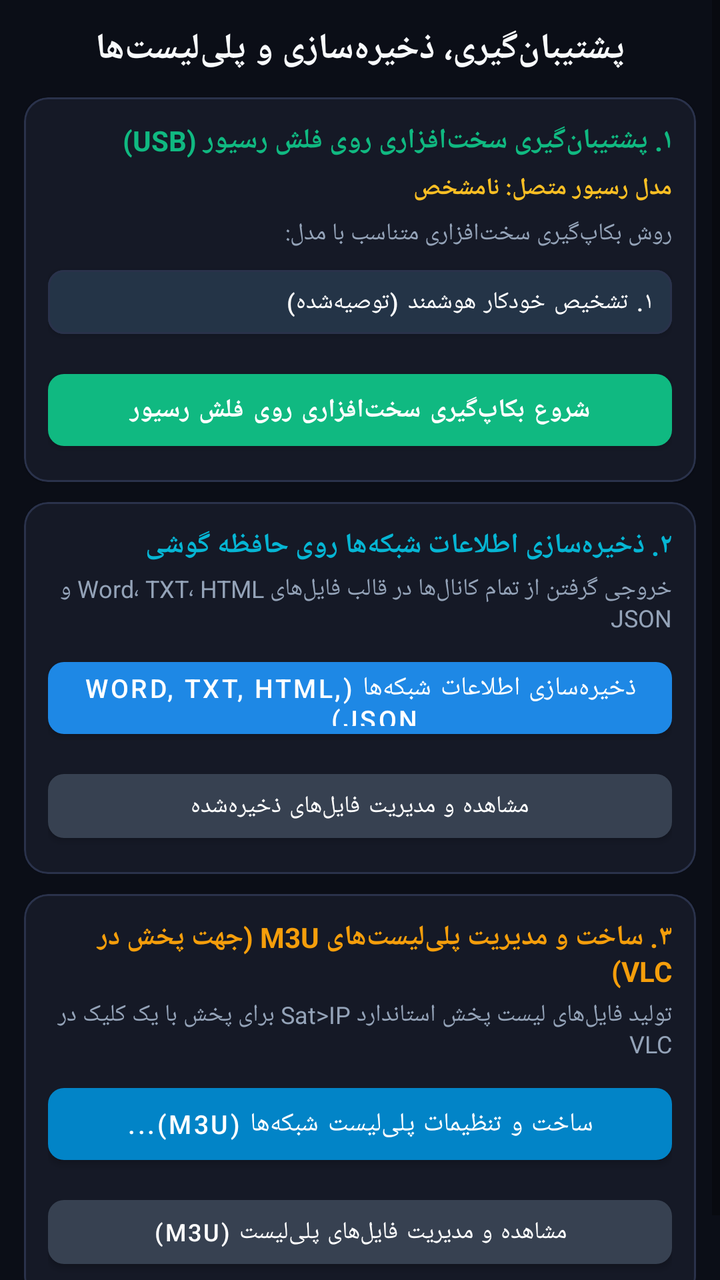
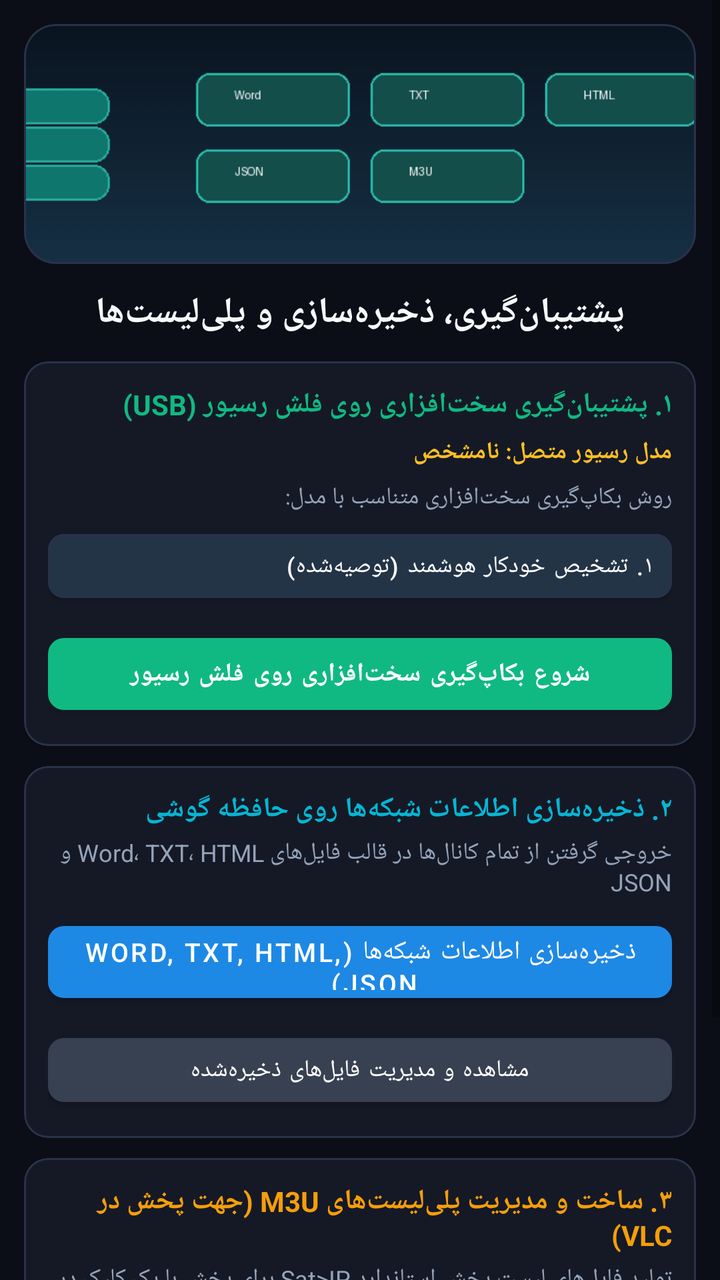

The first picture is an Android layout as it rendered before a commit; the second is the same layout after the commit. The layout source and the unified diff follow.
<!-- AndroidManifest.xml: application theme Theme.GMScreenAccessible -->
<!-- res/layout/fragment_backup.xml -->
<?xml version="1.0" encoding="utf-8"?>
<ScrollView xmlns:android="http://schemas.android.com/apk/res/android"
    xmlns:app="http://schemas.android.com/apk/res-auto"
    android:layout_width="match_parent"
    android:layout_height="match_parent"
    android:background="@color/dark_bg"
    android:fillViewport="true">

    <LinearLayout
        android:layout_width="match_parent"
        android:layout_height="wrap_content"
        android:orientation="vertical"
        android:padding="12dp">

        <TextView
            android:layout_width="match_parent"
            android:layout_height="wrap_content"
            android:text="پشتیبان‌گیری، ذخیره‌سازی و پلی‌لیست‌ها"
            android:textColor="@color/text_primary"
            android:textSize="18sp"
            android:textStyle="bold"
            android:gravity="center"
            android:layout_marginBottom="12dp" />

        
        <com.google.android.material.card.MaterialCardView
            android:layout_width="match_parent"
            android:layout_height="wrap_content"
            android:layout_marginBottom="10dp"
            app:cardBackgroundColor="@color/card_bg"
            app:cardCornerRadius="12dp"
            app:strokeColor="@color/card_border"
            app:strokeWidth="1dp">

            <LinearLayout
                android:layout_width="match_parent"
                android:layout_height="wrap_content"
                android:orientation="vertical"
                android:padding="12dp">

                <TextView
                    android:layout_width="match_parent"
                    android:layout_height="wrap_content"
                    android:text="۱. پشتیبان‌گیری سخت‌افزاری روی فلش رسیور (USB)"
                    android:textColor="@color/accent_green"
                    android:textSize="14sp"
                    android:textStyle="bold"
                    android:layout_marginBottom="6dp" />

                <TextView
                    android:id="@+id/txtBackupDeviceInfo"
                    android:layout_width="match_parent"
                    android:layout_height="wrap_content"
                    android:text="مدل رسیور متصل: نامشخص"
                    android:textColor="@color/accent_yellow"
                    android:textSize="12sp"
                    android:textStyle="bold"
                    android:layout_marginBottom="6dp" />

                <TextView
                    android:layout_width="match_parent"
                    android:layout_height="wrap_content"
                    android:text="روش بکاپ‌گیری سخت‌افزاری متناسب با مدل:"
                    android:textColor="@color/text_secondary"
                    android:textSize="12sp"
                    android:layout_marginBottom="4dp" />

                <com.google.android.material.button.MaterialButton
                    android:id="@+id/btnSelectBackupMethod"
                    android:layout_width="match_parent"
                    android:layout_height="44dp"
                    android:text="۱. تشخیص خودکار هوشمند (توصیه‌شده)"
                    android:contentDescription="روش بکاپ‌گیری سخت‌افزاری: تشخیص خودکار هوشمند. برای تغییر دو بار ضربه بزنید."
                    android:textColor="@color/white"
                    android:textSize="12sp"
                    android:gravity="center_vertical|start"
                    android:paddingHorizontal="10dp"
                    android:layout_marginBottom="8dp"
                    app:backgroundTint="#243447"
                    app:cornerRadius="8dp"
                    app:strokeColor="@color/card_border"
                    app:strokeWidth="1dp" />

                <com.google.android.material.button.MaterialButton
                    android:id="@+id/btnBackupStbUsb"
                    android:layout_width="match_parent"
                    android:layout_height="48dp"
                    android:text="شروع بکاپ‌گیری سخت‌افزاری روی فلش رسیور"
                    android:contentDescription="شروع بکاپ‌گیری مستقیم از کانال‌ها و تنظیمات روی فلش متصل به رسیور"
                    android:textColor="@color/white"
                    android:textSize="13sp"
                    android:textStyle="bold"
                    app:backgroundTint="@color/accent_green"
                    app:cornerRadius="8dp" />
            </LinearLayout>
        </com.google.android.material.card.MaterialCardView>

        
        <com.google.android.material.card.MaterialCardView
            android:layout_width="match_parent"
            android:layout_height="wrap_content"
            android:layout_marginBottom="10dp"
            app:cardBackgroundColor="@color/card_bg"
            app:cardCornerRadius="12dp"
            app:strokeColor="@color/card_border"
            app:strokeWidth="1dp">

            <LinearLayout
                android:layout_width="match_parent"
                android:layout_height="wrap_content"
                android:orientation="vertical"
                android:padding="12dp">

                <TextView
                    android:layout_width="match_parent"
                    android:layout_height="wrap_content"
                    android:text="۲. ذخیره‌سازی اطلاعات شبکه‌ها روی حافظه گوشی"
                    android:textColor="@color/accent_blue"
                    android:textSize="14sp"
                    android:textStyle="bold"
                    android:layout_marginBottom="4dp" />

                <TextView
                    android:layout_width="match_parent"
                    android:layout_height="wrap_content"
                    android:text="خروجی گرفتن از تمام کانال‌ها در قالب فایل‌های Word، TXT، HTML و JSON"
                    android:textColor="@color/text_secondary"
                    android:textSize="12sp"
                    android:layout_marginBottom="8dp" />

                <com.google.android.material.button.MaterialButton
                    android:id="@+id/btnExportChannels"
                    android:layout_width="match_parent"
                    android:layout_height="48dp"
                    android:text="ذخیره‌سازی اطلاعات شبکه‌ها (Word, TXT, HTML, JSON)..."
                    android:contentDescription="ذخیره‌سازی و تولید خروجی از کانال‌ها با انتخاب فرمت"
                    android:textColor="@color/white"
                    android:textSize="13sp"
                    android:layout_marginBottom="8dp"
                    app:backgroundTint="#1e88e5"
                    app:cornerRadius="8dp" />

                <com.google.android.material.button.MaterialButton
                    android:id="@+id/btnManageBackups"
                    android:layout_width="match_parent"
                    android:layout_height="44dp"
                    android:text="مشاهده و مدیریت فایل‌های ذخیره‌شده"
                    android:contentDescription="مشاهده، باز کردن، اشتراک‌گذاری یا حذف فایل‌های ذخیره‌شده روی گوشی"
                    android:textColor="@color/white"
                    android:textSize="12sp"
                    app:backgroundTint="#374151"
                    app:cornerRadius="8dp" />
            </LinearLayout>
        </com.google.android.material.card.MaterialCardView>

        
        <com.google.android.material.card.MaterialCardView
            android:layout_width="match_parent"
            android:layout_height="wrap_content"
            android:layout_marginBottom="12dp"
            app:cardBackgroundColor="@color/card_bg"
            app:cardCornerRadius="12dp"
            app:strokeColor="@color/card_border"
            app:strokeWidth="1dp">

            <LinearLayout
                android:layout_width="match_parent"
                android:layout_height="wrap_content"
                android:orientation="vertical"
                android:padding="12dp">

                <TextView
                    android:layout_width="match_parent"
                    android:layout_height="wrap_content"
                    android:text="۳. ساخت و مدیریت پلی‌لیست‌های M3U (جهت پخش در VLC)"
                    android:textColor="@color/accent_amber"
                    android:textSize="14sp"
                    android:textStyle="bold"
                    android:layout_marginBottom="4dp" />

                <TextView
                    android:layout_width="match_parent"
                    android:layout_height="wrap_content"
                    android:text="تولید فایل‌های لیست پخش استاندارد Sat>IP برای پخش با یک کلیک در VLC"
                    android:textColor="@color/text_secondary"
                    android:textSize="12sp"
                    android:layout_marginBottom="8dp" />

                <com.google.android.material.button.MaterialButton
                    android:id="@+id/btnOpenPlaylistCreator"
                    android:layout_width="match_parent"
                    android:layout_height="48dp"
                    android:text="ساخت و تنظیمات پلی‌لیست شبکه‌ها (M3U)..."
                    android:contentDescription="باز کردن پنجره ساخت و شخصی‌سازی فایل‌های لیست پخش ام تری یو"
                    android:textColor="@color/white"
                    android:textSize="13sp"
                    android:layout_marginBottom="8dp"
                    app:backgroundTint="#0284c7"
                    app:cornerRadius="8dp" />

                <com.google.android.material.button.MaterialButton
                    android:id="@+id/btnManagePlaylists"
                    android:layout_width="match_parent"
                    android:layout_height="44dp"
                    android:text="مشاهده و مدیریت فایل‌های پلی‌لیست (M3U)"
                    android:contentDescription="مشاهده، پخش مستقیم، اشتراک‌گذاری یا حذف فایل‌های پلی‌لیست ام تری یو"
                    android:textColor="@color/white"
                    android:textSize="12sp"
                    app:backgroundTint="#374151"
                    app:cornerRadius="8dp" />
            </LinearLayout>
        </com.google.android.material.card.MaterialCardView>

        
        <TextView
            android:id="@+id/txtStatus"
            android:layout_width="match_parent"
            android:layout_height="wrap_content"
            android:textColor="@color/accent_yellow"
            android:textSize="13sp"
            android:gravity="center"
            android:padding="8dp"
            android:visibility="gone" />

    </LinearLayout>
</ScrollView>
<!-- resources referenced by this layout -->
<resources>
  <color name="accent_amber">#FFF59E0B</color>
  <color name="accent_blue">#FF06B6D4</color>
  <color name="accent_green">#FF10B981</color>
  <color name="accent_yellow">#FFFBBF24</color>
  <color name="card_bg">#FF151926</color>
  <color name="card_border">#FF2A324B</color>
  <color name="dark_bg">#FF0B0E17</color>
  <color name="text_primary">#FFF8FAFC</color>
  <color name="text_secondary">#FF94A3B8</color>
  <color name="white">#FFFFFFFF</color>
  <style name="Theme.GMScreenAccessible" parent="Theme.MaterialComponents.DayNight.NoActionBar">
          <item name="colorPrimary">@color/primary</item>
          <item name="colorPrimaryVariant">@color/primary_variant</item>
          <item name="colorOnPrimary">@color/white</item>
          <item name="colorSecondary">@color/secondary</item>
          <item name="colorSurface">@color/card_bg</item>
          <item name="colorOnSurface">@color/text_primary</item>
          <item name="android:statusBarColor">@color/dark_bg</item>
          <item name="android:navigationBarColor">@color/dark_bg</item>
          <item name="android:windowBackground">@color/dark_bg</item>
          <item name="materialAlertDialogTheme">@style/CustomMaterialAlertDialogTheme</item>
      </style>
  <color name="primary">#FF2563EB</color>
  <color name="primary_variant">#FF1D4ED8</color>
  <color name="secondary">#FFF59E0B</color>
  <style name="CustomMaterialAlertDialogTheme" parent="ThemeOverlay.MaterialComponents.MaterialAlertDialog">
          <item name="colorSurface">@color/card_bg_elevated</item>
          <item name="colorOnSurface">@color/text_primary</item>
          <item name="colorPrimary">@color/primary_light</item>
          <item name="shapeAppearanceOverlay">@style/DialogShapeAppearance</item>
      </style>
  <color name="card_bg_elevated">#FF1E2436</color>
  <color name="primary_light">#FF3B82F6</color>
  <style name="DialogShapeAppearance" parent="">
          <item name="cornerSize">16dp</item>
      </style>
</resources>

<!-- the commit's change to res/layout/fragment_backup.xml (unified diff, before → after) -->
@@ -12,6 +12,24 @@
         android:orientation="vertical"
         android:padding="12dp">
 
+        
+        <com.google.android.material.card.MaterialCardView
+            android:layout_width="match_parent"
+            android:layout_height="wrap_content"
+            android:layout_marginBottom="12dp"
+            app:cardBackgroundColor="@color/card_bg"
+            app:cardCornerRadius="16dp"
+            app:strokeColor="@color/card_border"
+            app:strokeWidth="1dp">
+
+            <ImageView
+                android:layout_width="match_parent"
+                android:layout_height="120dp"
+                android:scaleType="centerCrop"
+                android:src="@drawable/banner_backup_storage"
+                android:importantForAccessibility="no" />
+        </com.google.android.material.card.MaterialCardView>
+
         <TextView
             android:layout_width="match_parent"
             android:layout_height="wrap_content"
<!-- resource entries referenced after the edit -->
@@ -10,6 +10,7 @@
   <color name="text_primary">#FFF8FAFC</color>
   <color name="text_secondary">#FF94A3B8</color>
   <color name="white">#FFFFFFFF</color>
+  <!-- drawable banner_backup_storage: png bitmap (drawable, 5181 bytes) -->
   <style name="Theme.GMScreenAccessible" parent="Theme.MaterialComponents.DayNight.NoActionBar">
           <item name="colorPrimary">@color/primary</item>
           <item name="colorPrimaryVariant">@color/primary_variant</item>
